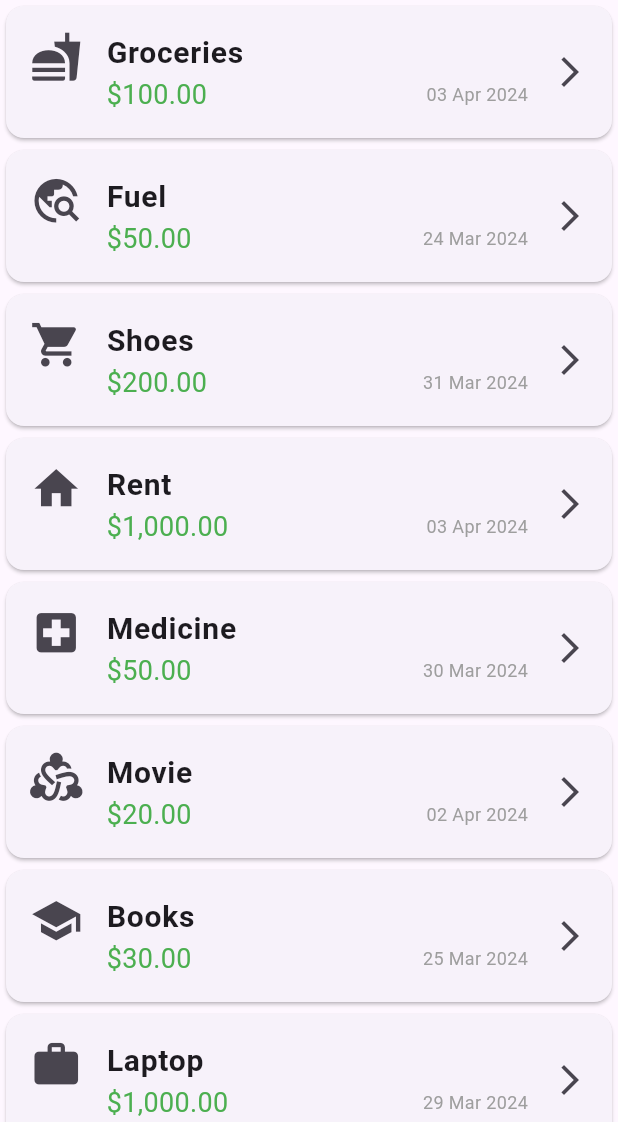
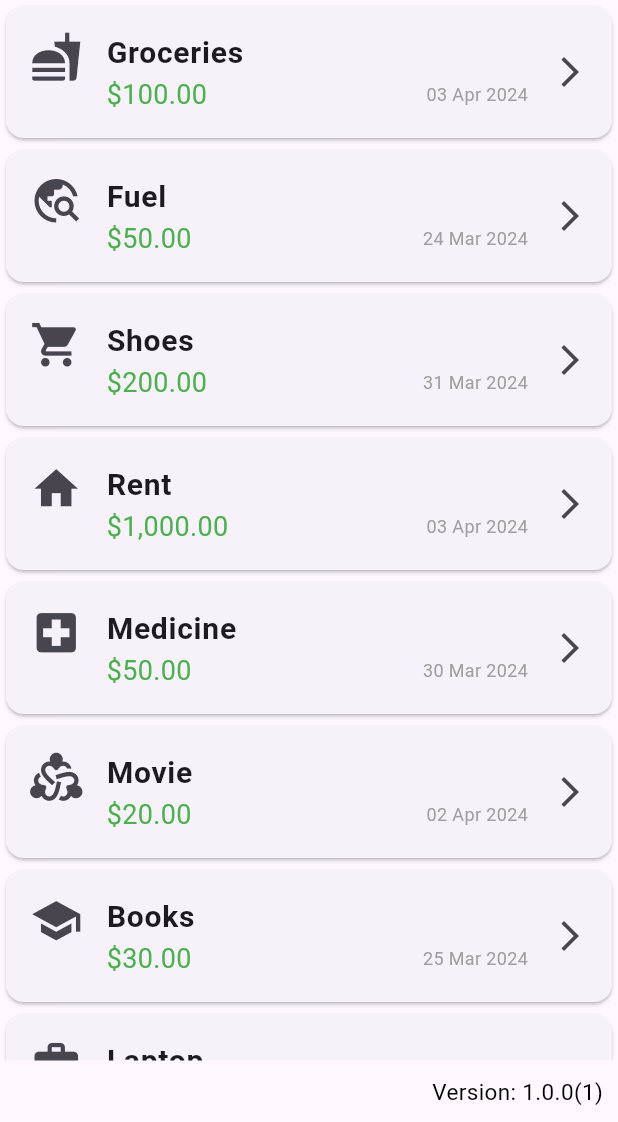
Before and after one commit to lcd11001/flutter-money-tracker, a Flutter app: the screen it shows after launch, on a phone screen of 412 x 824 dp, the part 114-1236 px from its top. Run offline on Flutter 3.47's test engine with Material 3 defaults, Android fonts, the light colour scheme and no system bars; our stand-ins replace package_info_plus; generated files the repository leaves out were written again.

Commit message:
+ version

```diff
--- /dev/null
+++ b/lib/components/app_version.dart
@@ -0,0 +1,46 @@
+// Generate AppVersion class to get app version using package_info_plus
+import 'package:flutter/material.dart';
+import 'package:package_info_plus/package_info_plus.dart';
+
+class AppVersion extends StatelessWidget {
+  final Color textColor;
+
+  const AppVersion({super.key, this.textColor = Colors.white});
+
+  @override
+  Widget build(BuildContext context) {
+    return FutureBuilder<void>(
+      future: PackageInfo.fromPlatform(),
+      builder: (context, snapshot) {
+        if (snapshot.connectionState == ConnectionState.done) {
+          if (snapshot.hasError) {
+            return Text('Error: ${snapshot.error}');
+          } else if (snapshot.hasData) {
+            return builderAppVersion(context, snapshot.data as PackageInfo);
+          }
+        }
+        return const SizedBox();
+      },
+    );
+  }
+
+  Widget builderAppVersion(BuildContext context, PackageInfo packageInfo) {
+    return Container(
+      width: double.infinity,
+      margin: const EdgeInsets.all(10),
+      child: Row(
+        mainAxisAlignment: MainAxisAlignment.end,
+        crossAxisAlignment: CrossAxisAlignment.end,
+        children: [
+          Text(
+            'Version: ${packageInfo.version}(${packageInfo.buildNumber})',
+            style: TextStyle(
+              fontSize: 15,
+              color: textColor,
+            ),
+          ),
+        ],
+      ),
+    );
+  }
+}
--- a/lib/money_tracker.dart
+++ b/lib/money_tracker.dart
@@ -1,6 +1,7 @@
 import 'package:flutter/material.dart';
 
 import 'package:flutter_gen/gen_l10n/app_localizations.dart';
+import 'package:money_tracker/components/app_version.dart';
 
 import 'package:money_tracker/components/modal/modal_add_tracker.dart';
 import 'package:money_tracker/components/payment/payment_list.dart';
@@ -21,10 +22,12 @@ class _MoneyTrackerAppState extends State<MoneyTrackerApp> {
   }
 
   void _openAddPaymentOverlay() {
+    final colorScheme = Theme.of(context).colorScheme;
     // NOTE: do not use showBottomSheet() as it is cause error
     // ‘No Scaffold widget found’
     showModalBottomSheet(
       context: context,
+      backgroundColor: colorScheme.surface,
       builder: (ctx) => const ModalAddTracker(),
     );
   }
@@ -32,6 +35,7 @@ class _MoneyTrackerAppState extends State<MoneyTrackerApp> {
   @override
   Widget build(BuildContext context) {
     final loc = AppLocalizations.of(context)!;
+    final colorScheme = Theme.of(context).colorScheme;
 
     return Scaffold(
       appBar: AppBar(
@@ -50,6 +54,9 @@ class _MoneyTrackerAppState extends State<MoneyTrackerApp> {
           Expanded(
             child: PaymentList(payments: PaymentData.data),
           ),
+          Container(
+              color: colorScheme.surface,
+              child: const AppVersion(textColor: Colors.black)),
         ],
       ),
     );
--- a/pubspec.yaml
+++ b/pubspec.yaml
@@ -1,7 +1,7 @@
 name: money_tracker
 description: "A new Flutter project."
 publish_to: 'none'
-version: 0.1.0
+version: 1.0.0+1
 
 environment:
   sdk: '>=3.3.2 <4.0.0'
@@ -12,6 +12,7 @@ dependencies:
   flutter_localizations:
     sdk: flutter
   intl: any
+  package_info_plus: ^6.0.0
   rename: ^3.0.2
   uuid: ^4.3.3
 
```
Also changed, not shown: pubspec.lock, 1 other file.
